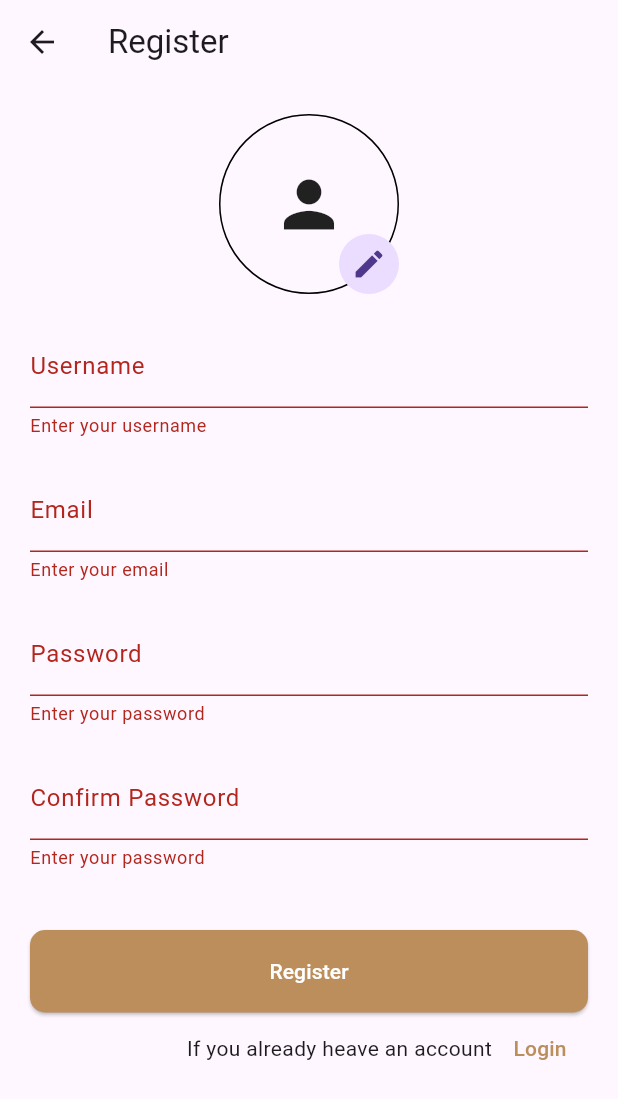
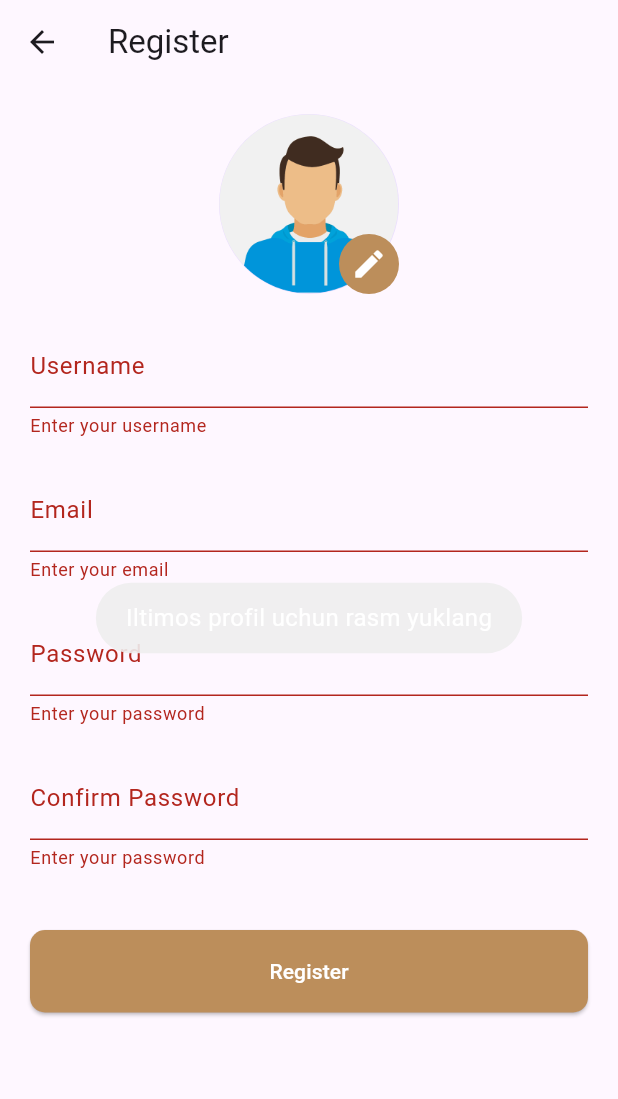
Before and after one commit to khusantoy/Tadbiro, a Flutter app: the RegisterScreen screen opened by its route, after a tap on "Register", on a phone screen of 412 x 824 dp. Shown: the top 1099 px of the screen. Run offline on Flutter 3.47's test engine with Material 3 defaults, Android fonts, the phone set to English and light mode, and no system bars; our stand-ins replace bloc, cloud_firestore, firebase_auth, firebase_core, firebase_storage, flutter_bloc and 6 more; accounts and stored records are empty; network calls fail.

```diff
--- a/lib/ui/screens/auth/register_screen.dart
+++ b/lib/ui/screens/auth/register_screen.dart
@@ -2,6 +2,7 @@ import 'dart:io';
 
 import 'package:flutter/material.dart';
 import 'package:flutter_bloc/flutter_bloc.dart';
+import 'package:fluttertoast/fluttertoast.dart';
 import 'package:image_picker/image_picker.dart';
 import 'package:tadbiro/logic/blocs/auth/auth_bloc.dart';
 import 'package:tadbiro/ui/widgets/textformfield_item.dart';
@@ -56,36 +57,22 @@ class _RegisterScreenState extends State<RegisterScreen> {
   }
 
   void _validateAndSubmit() async {
-    if (_formKey.currentState!.validate()) {
+    if (_formKey.currentState!.validate() && imageFile != null) {
       LoadingDialog.showLoadingDialog(context);
       context.read<AuthBloc>().add(RegisterAuthEvent(usernameController.text,
           emailController.text, passwordController.text, imageFile!));
-      // await _authController
-      //     .register(
-      //   emailAddress: emailController.text,
-      //   password: passwordController.text,
-      // )
-      //     .then((user) {
-      //   addUser();
-      //   Navigator.pop(context);
-      // });
+    }
+
+    if (imageFile == null) {
+      Fluttertoast.showToast(
+          msg: "Iltimos profil uchun rasm yuklang",
+          toastLength: Toast.LENGTH_SHORT,
+          gravity: ToastGravity.CENTER,
+          timeInSecForIosWeb: 1,
+          textColor: Colors.white,
+          fontSize: 16.0);
     }
   }
-
-  // void addUser() async {
-  //   LoadingDialog.showLoadingDialog(context);
-  //   await context.read<UsersController>().addUser(
-  //       usernameController.text, emailController.text, "online", imageFile!);
-
-  //   if (context.mounted) {
-  //     usernameController.clear();
-  //     emailController.clear();
-  //     passwordController.clear();
-  //     confirmPasswordController.clear();
-  //     Navigator.pop(context);
-  //     Navigator.pop(context);
-  //   }
-  // }
 
   @override
   void dispose() {
@@ -115,28 +102,17 @@ class _RegisterScreenState extends State<RegisterScreen> {
                     children: [
                       Align(
                         alignment: Alignment.center,
-                        child: Container(
-                          width: 120,
-                          height: 120,
-                          clipBehavior: Clip.hardEdge,
-                          decoration: BoxDecoration(
-                            border: Border.all(),
-                            shape: BoxShape.circle,
-                          ),
-                          child: imageFile == null
-                              ? const Icon(
-                                  Icons.person,
-                                  size: 50,
-                                )
-                              : Image.file(
-                                  imageFile!,
-                                  fit: BoxFit.cover,
-                                ),
+                        child: CircleAvatar(
+                          backgroundImage: imageFile == null
+                              ? const AssetImage("assets/images/avatar.png")
+                              : FileImage(imageFile!),
+                          radius: 100,
                         ),
                       ),
                       Align(
                         alignment: Alignment.bottomRight,
                         child: CircleAvatar(
+                          backgroundColor: AppColors.primaryColor,
                           child: IconButton(
                             onPressed: () {
                               showModalBottomSheet(
@@ -203,17 +179,21 @@ class _RegisterScreenState extends State<RegisterScreen> {
                                             height: 32,
                                           ),
                                           SizedBox(
-                                            height: 52,
                                             width: double.infinity,
+                                            height: 55,
                                             child: ElevatedButton(
                                               style: ElevatedButton.styleFrom(
-                                                  backgroundColor:
-                                                      AppColors.primaryColor,
-                                                  foregroundColor:
-                                                      Colors.white),
-                                              child: const Text('Cancel'),
+                                                foregroundColor: Colors.white,
+                                                backgroundColor:
+                                                    AppColors.primaryColor,
+                                                shape: RoundedRectangleBorder(
+                                                  borderRadius:
+                                                      BorderRadius.circular(10),
+                                                ),
+                                              ),
                                               onPressed: () =>
                                                   Navigator.pop(context),
+                                              child: const Text("Cancel"),
                                             ),
                                           ),
                                         ],
@@ -223,6 +203,7 @@ class _RegisterScreenState extends State<RegisterScreen> {
                             },
                             icon: const Icon(
                               Icons.edit,
+                              color: Colors.white,
                             ),
                           ),
                         ),
@@ -318,23 +299,6 @@ class _RegisterScreenState extends State<RegisterScreen> {
                     child: const Text("Register"),
                   ),
                 ),
-                Row(
-                  mainAxisAlignment: MainAxisAlignment.end,
-                  children: [
-                    const Text("If you already heave an account"),
-                    TextButton(
-                      onPressed: () {
-                        Navigator.pop(context);
-                      },
-                      child: const Text(
-                        "Login",
-                        style: TextStyle(
-                          color: AppColors.primaryColor,
-                        ),
-                      ),
-                    )
-                  ],
-                )
               ],
             ),
           ),
```
Also changed, not shown: lib/core/main_app.dart (+2 -10 lines), lib/ui/screens/splash_screen.dart (+31 -10 lines), assets/images/avatar.png (added).
